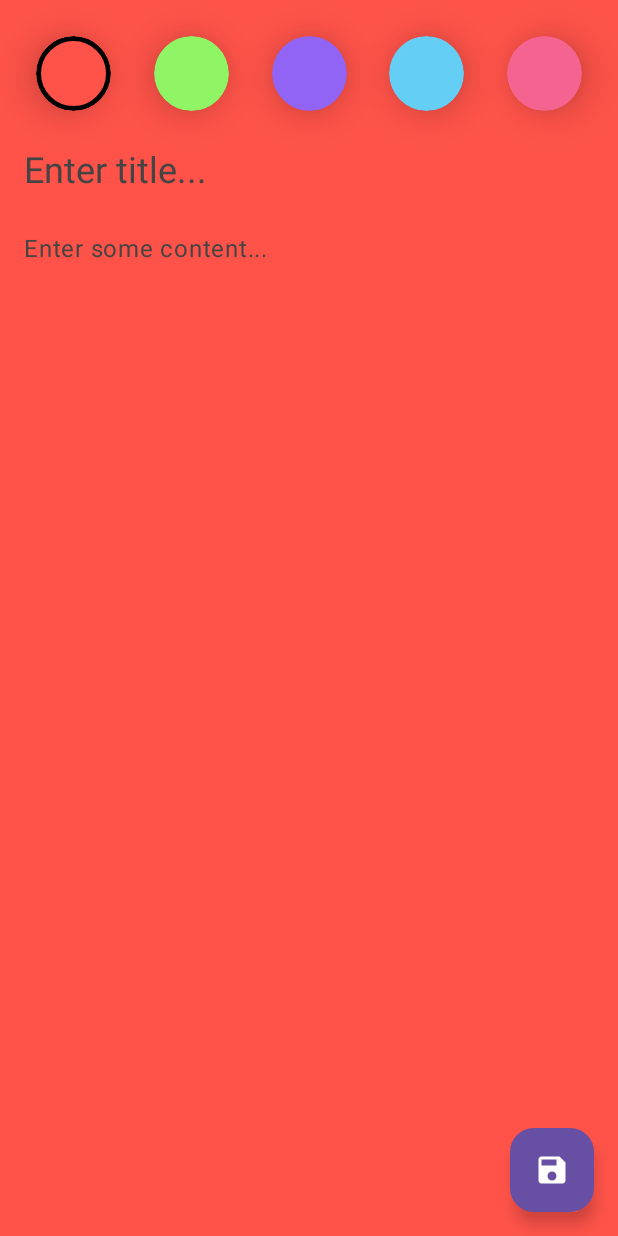
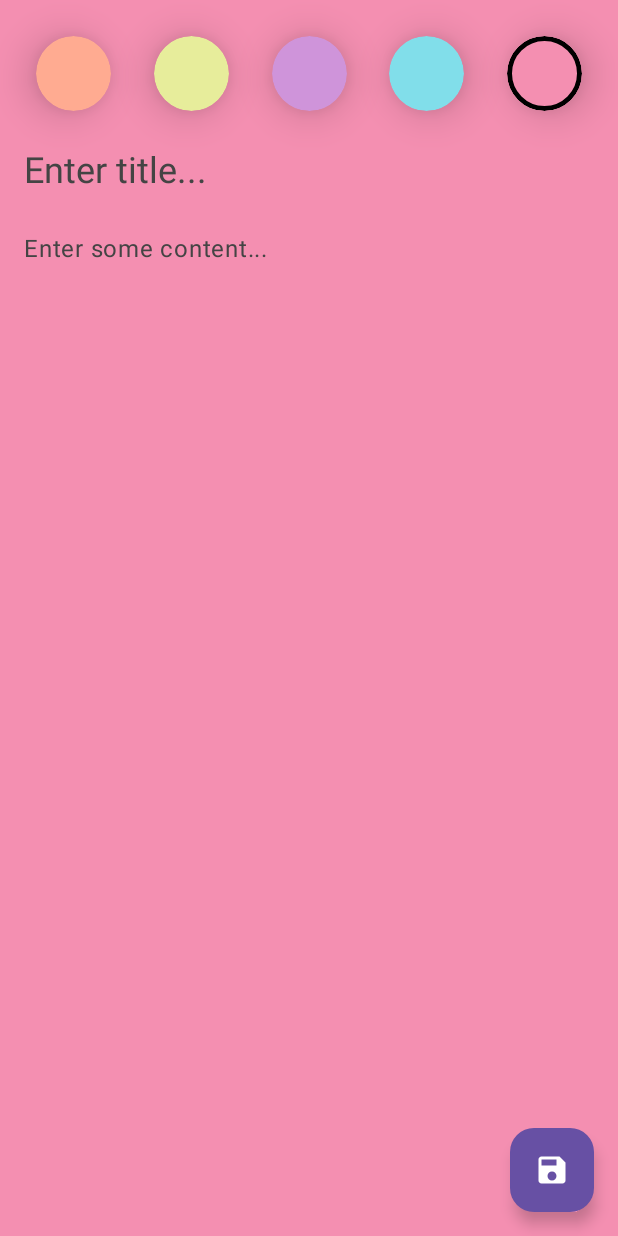
Before and after one commit to SargisKhlopuzyan/Note, an Android app built with Jetpack Compose: the @Preview function AddEditNotePreview, on a phone screen of 412 x 824 dp. Run offline under Robolectric (Android 15) with nearby library versions, the phone set to English and light mode, and no system bars.

Commit message:
Created util class for Note colors

```diff
--- a/domain/src/main/java/com/sargis/khlopuzyan/domain/entity/Note.kt
+++ b/domain/src/main/java/com/sargis/khlopuzyan/domain/entity/Note.kt
@@ -1,6 +1,4 @@
 package com.sargis.khlopuzyan.domain.entity
-
-import android.graphics.Color
 
 data class Note(
     val id: Int? = null,
@@ -8,13 +6,4 @@ data class Note(
     val content: String,
     val timeStamp: Long,
     val color: Int,
-) {
-    companion object Colors {
-        val RedOrange = Color.argb(255, 255, 83, 73)
-        val LightGreen = Color.argb(255, 144, 245, 100)
-        val Violet = Color.argb(255, 146, 100, 245)
-        val BabyBlue = Color.argb(255, 100, 206, 245)
-        val RedPink = Color.argb(255, 245, 100, 144)
-        val noteColors = listOf(RedOrange, LightGreen, Violet, BabyBlue, RedPink)
-    }
-}
+)
--- a/domain/src/main/java/com/sargis/khlopuzyan/domain/repository/NoteRepository.kt
+++ b/domain/src/main/java/com/sargis/khlopuzyan/domain/repository/NoteRepository.kt
@@ -6,6 +6,6 @@ import kotlinx.coroutines.flow.Flow
 interface NoteRepository {
     fun getNotes(): Flow<List<Note>>
     suspend fun getNoteById(id: Int): Note?
-    suspend fun insertNote(node: Note)
-    suspend fun deleteNote(node: Note)
+    suspend fun insertNote(note: Note)
+    suspend fun deleteNote(note: Note)
 }
--- a/presentation/src/main/java/com/sargis/khlopuzyan/presentation/ui/addEditNote/AddEditNoteScreen.kt
+++ b/presentation/src/main/java/com/sargis/khlopuzyan/presentation/ui/addEditNote/AddEditNoteScreen.kt
@@ -38,7 +38,7 @@ import androidx.compose.ui.tooling.preview.Preview
 import androidx.compose.ui.unit.dp
 import androidx.lifecycle.compose.collectAsStateWithLifecycle
 import androidx.navigation.NavController
-import com.sargis.khlopuzyan.domain.entity.Note
+import com.sargis.khlopuzyan.presentation.util.NoteUtil.noteColors
 import kotlinx.coroutines.flow.collectLatest
 import kotlinx.coroutines.launch
 import org.koin.androidx.compose.koinViewModel
@@ -147,7 +147,7 @@ fun AddEditNote(
                     .padding(8.dp),
                 horizontalArrangement = Arrangement.SpaceBetween
             ) {
-                Note.noteColors.forEach { noteColor ->
+                noteColors().forEach { noteColor ->
                     Box(
                         modifier = Modifier
                             .size(50.dp)
--- a/presentation/src/main/java/com/sargis/khlopuzyan/presentation/ui/addEditNote/AddEditNoteUiState.kt
+++ b/presentation/src/main/java/com/sargis/khlopuzyan/presentation/ui/addEditNote/AddEditNoteUiState.kt
@@ -4,8 +4,8 @@ import androidx.compose.runtime.MutableIntState
 import androidx.compose.runtime.MutableState
 import androidx.compose.runtime.mutableIntStateOf
 import androidx.compose.runtime.mutableStateOf
-import com.sargis.khlopuzyan.domain.entity.Note
 import com.sargis.khlopuzyan.presentation.base.UIState
+import com.sargis.khlopuzyan.presentation.util.NoteUtil.noteColors
 
 data class AddEditNoteUiState(
     val noteTitleState: MutableState<NoteTextFieldState> = mutableStateOf(
@@ -18,7 +18,7 @@ data class AddEditNoteUiState(
             hint = "Enter some content..."
         )
     ),
-    val noteColorState: MutableIntState = mutableIntStateOf(Note.RedOrange),
+    val noteColorState: MutableIntState = mutableIntStateOf(noteColors().random()),
 ) : UIState
 
 data class NoteTextFieldState(
--- a/presentation/src/main/java/com/sargis/khlopuzyan/presentation/ui/theme/Color.kt
+++ b/presentation/src/main/java/com/sargis/khlopuzyan/presentation/ui/theme/Color.kt
@@ -10,10 +10,11 @@ import androidx.compose.ui.graphics.Color
 //val PurpleGrey40 = Color(0xFF625b71)
 //val Pink40 = Color(0xFF7D5260)
 
-val RedOrange = Color(0xFFE51E1E)
-val LightGreen = Color(0xFF66D76B)
-val Violet = Color(0xFF9C27B0)
-val BabyBlue = Color(0xFF03A9F4)
+val RedOrange = Color(0xffffab91)
+val RedPink = Color(0xfff48fb1)
+val BabyBlue = Color(0xff81deea)
+val Violet = Color(0xffcf94da)
+val LightGreen = Color(0xffe7ed9b)
+
 val BabyLightBlue = Color(0xFFCBE4EC)
 val BabyDarkBlue = Color(0xFF045172)
-val RedPink = Color(0xFFE75183)
--- /dev/null
+++ b/presentation/src/main/java/com/sargis/khlopuzyan/presentation/util/NoteUtil.kt
@@ -0,0 +1,14 @@
+package com.sargis.khlopuzyan.presentation.util
+
+import androidx.compose.ui.graphics.toArgb
+import com.sargis.khlopuzyan.presentation.ui.theme.BabyBlue
+import com.sargis.khlopuzyan.presentation.ui.theme.LightGreen
+import com.sargis.khlopuzyan.presentation.ui.theme.RedOrange
+import com.sargis.khlopuzyan.presentation.ui.theme.RedPink
+import com.sargis.khlopuzyan.presentation.ui.theme.Violet
+
+object NoteUtil {
+    fun noteColors(): List<Int> {
+        return listOf(RedOrange.toArgb(), LightGreen.toArgb(), Violet.toArgb(), BabyBlue.toArgb(), RedPink.toArgb())
+    }
+}
```
Also changed, not shown: data/src/main/java/com/sargis/khlopuzyan/data/local/entity/NoteEntity.kt (+1 -11 lines), data/src/main/java/com/sargis/khlopuzyan/data/repository/NoteRepositoryImpl.kt (+4 -4 lines), domain/src/main/java/com/sargis/khlopuzyan/domain/usecase/InsertNoteUseCase.kt (+4 -4 lines).
